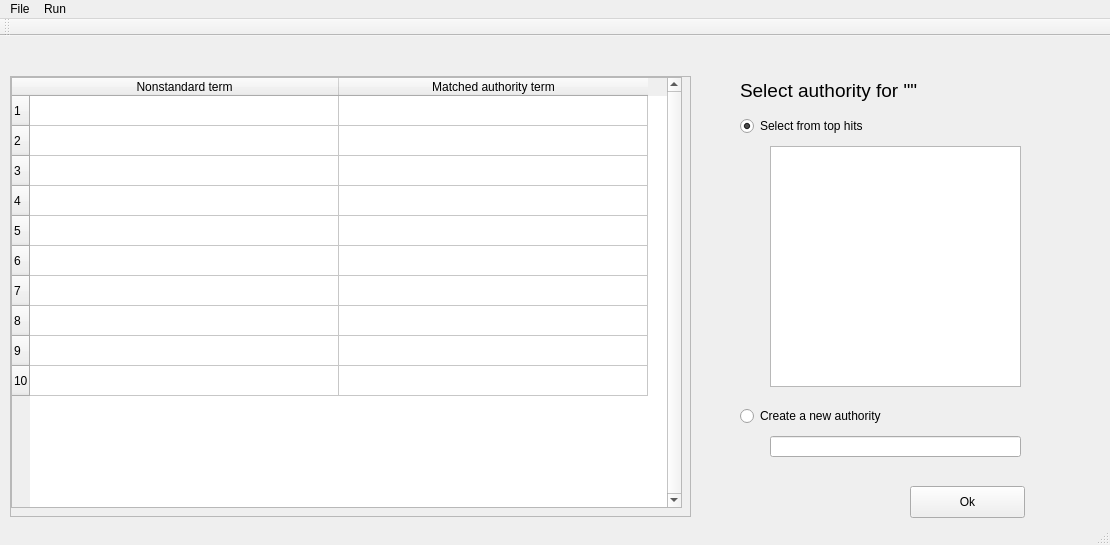
Old version of the form mainwindow.ui in the repository NumerousHats/authoritizer.
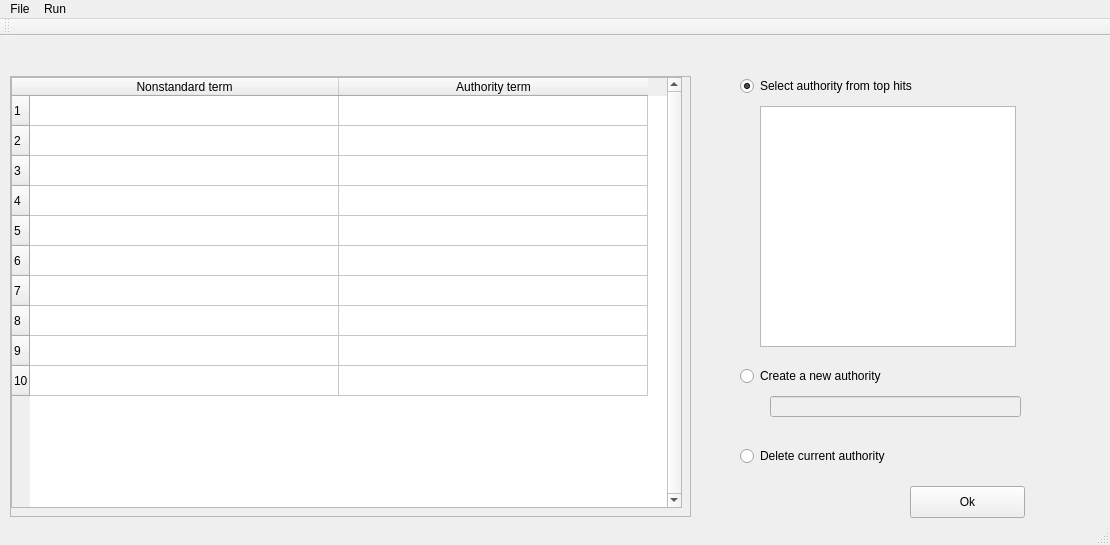
New version of the form.

Commit message: fixed list update problem, and made adjustments to GUI

What changed in the file:
```diff
--- a/mainwindow.ui
+++ b/mainwindow.ui
@@ -100,7 +100,7 @@
       </column>
       <column>
        <property name="text">
-        <string>Matched authority term</string>
+        <string>Authority term</string>
        </property>
       </column>
      </widget>
@@ -119,33 +119,17 @@
      <string>Ok</string>
     </property>
    </widget>
-   <widget class="QListWidget" name="tophit_list">
-    <property name="geometry">
-     <rect>
-      <x>770</x>
-      <y>110</y>
-      <width>251</width>
-      <height>241</height>
-     </rect>
-    </property>
-    <property name="gridSize">
-     <size>
-      <width>0</width>
-      <height>0</height>
-     </size>
-    </property>
-   </widget>
    <widget class="QRadioButton" name="selecttop_rb">
     <property name="geometry">
      <rect>
       <x>740</x>
-      <y>80</y>
-      <width>146</width>
+      <y>40</y>
+      <width>204</width>
       <height>20</height>
      </rect>
     </property>
     <property name="text">
-     <string>Select from top hits</string>
+     <string>Select authority from top hits</string>
     </property>
     <property name="checked">
      <bool>true</bool>
@@ -158,7 +142,7 @@
     <property name="geometry">
      <rect>
       <x>740</x>
-      <y>370</y>
+      <y>330</y>
       <width>164</width>
       <height>20</height>
      </rect>
@@ -171,31 +155,44 @@
     </attribute>
    </widget>
    <widget class="QLineEdit" name="lineEdit">
+    <property name="enabled">
+     <bool>false</bool>
+    </property>
     <property name="geometry">
      <rect>
       <x>770</x>
-      <y>400</y>
+      <y>360</y>
       <width>251</width>
       <height>21</height>
      </rect>
     </property>
    </widget>
-   <widget class="QLabel" name="select_label">
+   <widget class="QListWidget" name="tophit_list">
     <property name="geometry">
      <rect>
-      <x>740</x>
-      <y>40</y>
-      <width>361</width>
-      <height>28</height>
+      <x>760</x>
+      <y>70</y>
+      <width>256</width>
+      <height>241</height>
      </rect>
     </property>
     <property name="font">
      <font>
-      <pointsize>14</pointsize>
+      <pointsize>16</pointsize>
      </font>
     </property>
+   </widget>
+   <widget class="QRadioButton" name="delete_rb">
+    <property name="geometry">
+     <rect>
+      <x>740</x>
+      <y>410</y>
+      <width>170</width>
+      <height>20</height>
+     </rect>
+    </property>
     <property name="text">
-     <string>Select authority for &quot;&quot;</string>
+     <string>Delete current authority</string>
     </property>
    </widget>
   </widget>
```
Left out of the diff: 3 changed lines with no effect on the pictures. The commit also changes 7 other files.
